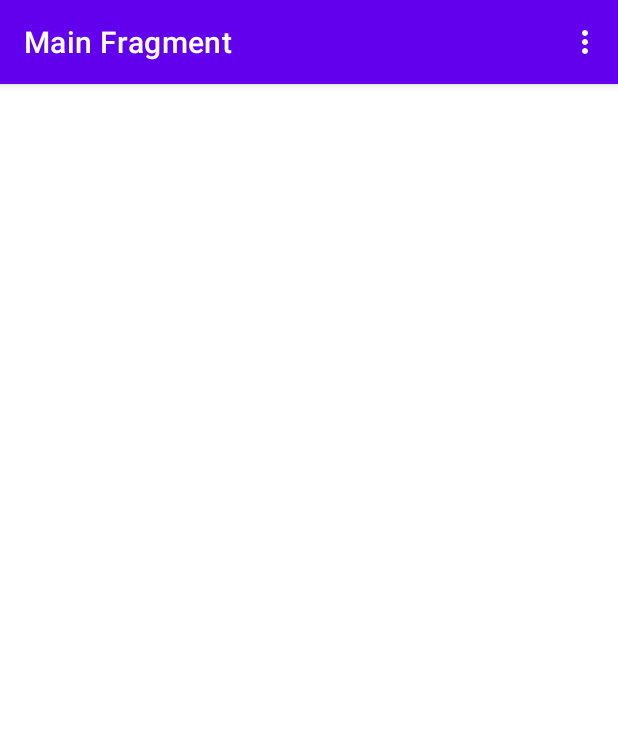
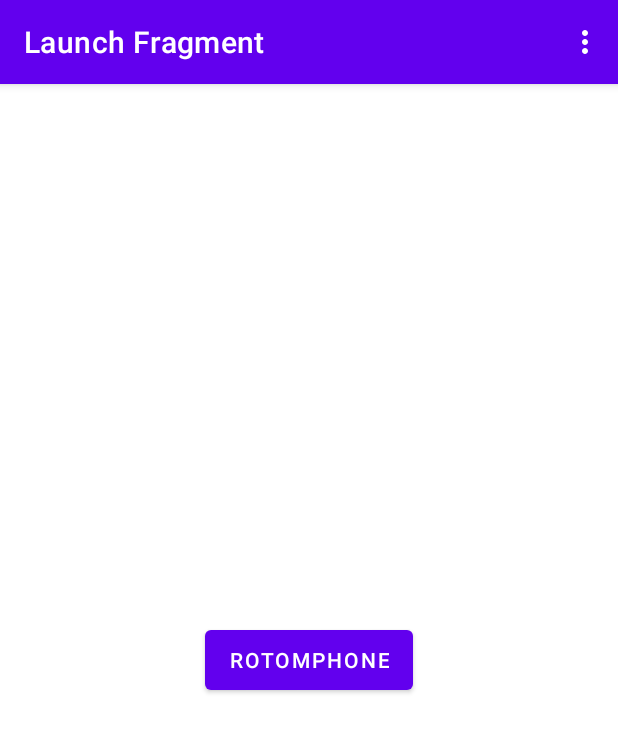
Before and after one commit to isimilej/RotomPhone, an Android app: the first screen one second after launch (MainActivity), on a phone screen of 412 x 824 dp. Shown: the top 732 px of the screen. Run offline under Robolectric (Android 15) with nearby library versions, the phone set to English and light mode, and no system bars; our stand-ins replace navigation-ui.

Commit message:
feat: 초기 실행화면 구성

```diff
--- /dev/null
+++ b/app/src/main/java/com/android/play/rotomphone/LaunchFragment.kt
@@ -0,0 +1,30 @@
+package com.android.play.rotomphone
+
+import android.os.Bundle
+import android.os.Handler
+import android.os.Looper
+import android.view.LayoutInflater
+import android.view.View
+import android.view.ViewGroup
+import androidx.fragment.app.Fragment
+import androidx.navigation.fragment.findNavController
+import com.android.play.rotomphone.databinding.FragmentLaunchBinding
+
+class LaunchFragment : Fragment() {
+
+    private var _binding: FragmentLaunchBinding? = null
+
+    private val binding get() = _binding!!
+
+    override fun onCreateView(
+        inflater: LayoutInflater, container: ViewGroup?,
+        savedInstanceState: Bundle?
+    ): View? {
+        _binding = FragmentLaunchBinding.inflate(inflater, container, false)
+
+        Handler(Looper.getMainLooper()).postDelayed({
+            findNavController().navigate(R.id.action_LaunchFragment_to_MainFragment)
+        }, 3000)
+        return binding.root
+    }
+}
--- a/app/src/main/java/com/android/play/rotomphone/MainActivity.kt
+++ b/app/src/main/java/com/android/play/rotomphone/MainActivity.kt
@@ -27,9 +27,10 @@ class MainActivity : AppCompatActivity() {
         setSupportActionBar(binding.toolbar)
 
         val navController = findNavController(R.id.nav_host_fragment_content_main)
+        // TODO: AppBarConfiguration ?
         appBarConfiguration = AppBarConfiguration(navController.graph)
+        // TODO: setupActionBarWithNavController ?
         setupActionBarWithNavController(navController, appBarConfiguration)
-
 //        Pokemons().createRawJson(this, "${filesDir}/pokemon.json")
     }
 
--- a/app/src/main/res/layout/content_main.xml
+++ b/app/src/main/res/layout/content_main.xml
@@ -16,4 +16,5 @@
         app:layout_constraintStart_toStartOf="parent"
         app:layout_constraintTop_toTopOf="parent"
         app:navGraph="@navigation/nav_graph" />
+
 </androidx.constraintlayout.widget.ConstraintLayout>
--- /dev/null
+++ b/app/src/main/res/layout/fragment_launch.xml
@@ -0,0 +1,17 @@
+<?xml version="1.0" encoding="utf-8"?>
+<androidx.constraintlayout.widget.ConstraintLayout xmlns:android="http://schemas.android.com/apk/res/android"
+    android:layout_width="match_parent"
+    android:layout_height="match_parent"
+    xmlns:app="http://schemas.android.com/apk/res-auto">
+
+    <Button
+        android:id="@+id/btn_go_main"
+        android:layout_width="wrap_content"
+        android:layout_height="52dp"
+        app:layout_constraintStart_toStartOf="parent"
+        app:layout_constraintTop_toTopOf="parent"
+        app:layout_constraintEnd_toEndOf="parent"
+        app:layout_constraintBottom_toBottomOf="parent"
+        android:text="@string/app_name"/>
+
+</androidx.constraintlayout.widget.ConstraintLayout>
--- a/app/src/main/res/navigation/nav_graph.xml
+++ b/app/src/main/res/navigation/nav_graph.xml
@@ -3,7 +3,21 @@
     xmlns:app="http://schemas.android.com/apk/res-auto"
     xmlns:tools="http://schemas.android.com/tools"
     android:id="@+id/nav_graph"
-    app:startDestination="@id/MainFragment">
+    app:startDestination="@id/LaunchFragment">
+
+    <fragment
+        android:id="@+id/LaunchFragment"
+        android:name="com.android.play.rotomphone.LaunchFragment"
+        android:label="@string/launch_fragment_label"
+        tools:layout="@layout/fragment_launch">
+
+        <action
+            android:id="@+id/action_LaunchFragment_to_MainFragment"
+            app:destination="@id/MainFragment"
+            app:popUpTo="@id/LaunchFragment"
+            app:popUpToInclusive="true"/>
+
+    </fragment>
 
     <fragment
         android:id="@+id/MainFragment"
--- a/app/src/main/res/values/strings.xml
+++ b/app/src/main/res/values/strings.xml
@@ -2,11 +2,14 @@
     <string name="app_name">RotomPhone</string>
     <string name="action_settings">Settings</string>
     <!-- Strings used for fragments for navigation -->
+    <string name="launch_fragment_label">Launch Fragment</string>
     <string name="main_fragment_label">Main Fragment</string>
     <string name="pokemon_fragment_label">Pokemon Fragment</string>
+
     <string name="next">Next</string>
     <string name="previous">Previous</string>
 
     <string name="hello_first_fragment">Hello first fragment</string>
     <string name="hello_second_fragment">Hello second fragment. Arg: %1$s</string>
+
 </resources>
```
